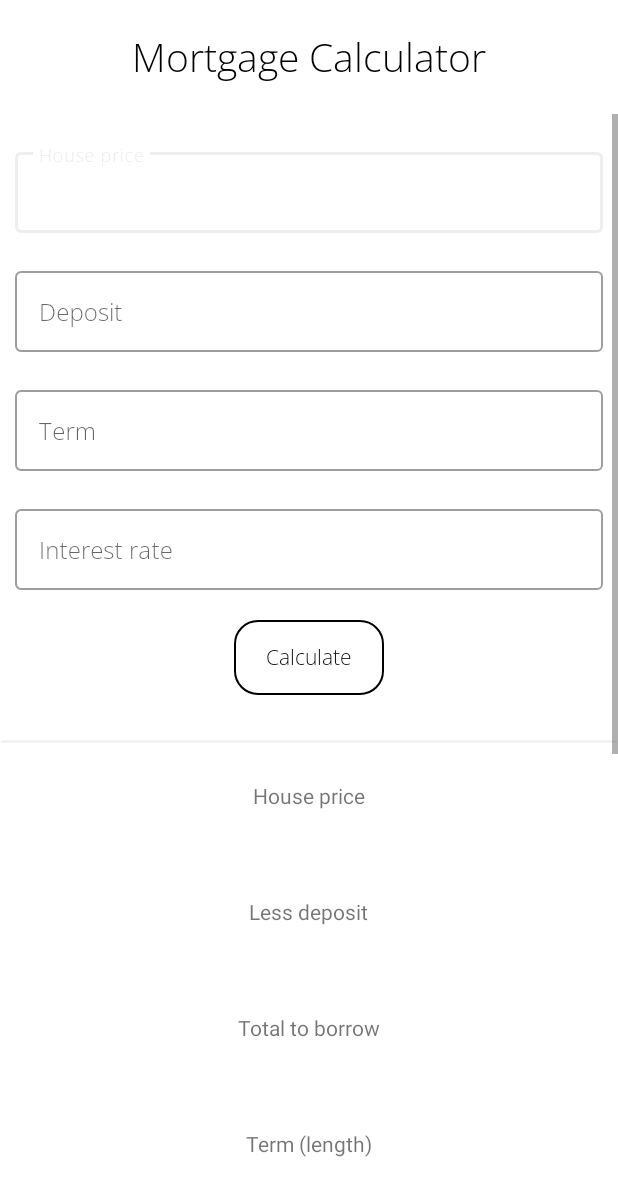
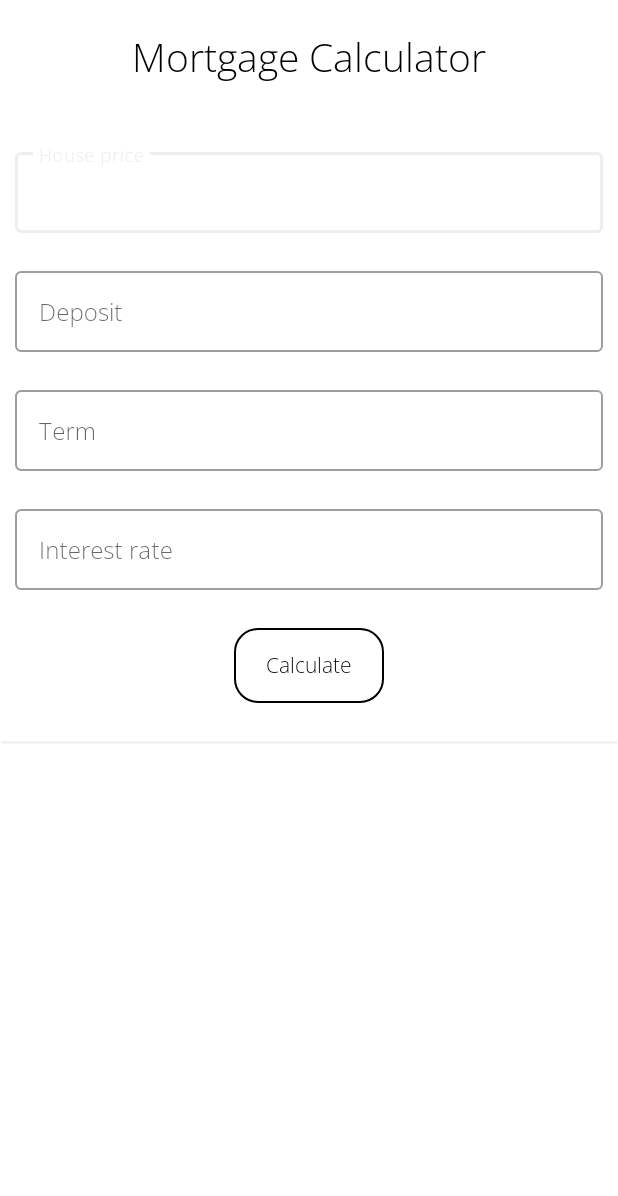
Before and after one commit to btcwojak/calculat, an Android app: the MortgageCalculator screen opened directly, with no data from a screen before it, on a phone screen of 412 x 824 dp. Shown: the top 1196 px of the screen. Run offline under Robolectric (Android 15) with nearby library versions, the light colour scheme and no system bars; libraries missing offline, so code that uses them is left out: com.github.mikephil.charting; plain views replace LineChart.

Commit message:
Improved UI in activity_mortgage_calculator.xml

```diff
--- a/app/src/main/java/com/spudg/kalk/MortgageCalculator.kt
+++ b/app/src/main/java/com/spudg/kalk/MortgageCalculator.kt
@@ -3,6 +3,7 @@ package com.spudg.kalk
 import androidx.appcompat.app.AppCompatActivity
 import android.os.Bundle
 import android.util.Log
+import android.view.View
 import androidx.core.content.res.ResourcesCompat
 import com.github.mikephil.charting.charts.BarChart
 import com.github.mikephil.charting.charts.LineChart
@@ -27,6 +28,8 @@ class MortgageCalculator : AppCompatActivity() {
 
         val gbpFormatter: NumberFormat = DecimalFormat("£#,##0.00")
         val percentFormatter: NumberFormat = DecimalFormat("#,##0.00%")
+
+        bindingMortCalc.calcResultsLayout.visibility = View.GONE
 
         bindingMortCalc.btnCalculate.setOnClickListener {
 
@@ -91,6 +94,7 @@ class MortgageCalculator : AppCompatActivity() {
             chartLine.data = dataLine
         }
 
+        dataLine.setDrawValues(false)
 
         chartLine.animateY(800)
         chartLine.setNoDataText("No data yet.")
@@ -122,7 +126,7 @@ class MortgageCalculator : AppCompatActivity() {
 
         chartLine.invalidate()
 
-
+        bindingMortCalc.calcResultsLayout.visibility = View.VISIBLE
 
     }
 
--- a/app/src/main/res/layout/activity_mortgage_calculator.xml
+++ b/app/src/main/res/layout/activity_mortgage_calculator.xml
@@ -27,7 +27,7 @@
         <LinearLayout
             android:orientation="vertical"
             android:layout_width="match_parent"
-            android:layout_height="match_parent">
+            android:layout_height="wrap_content">
 
     <com.google.android.material.textfield.TextInputLayout
         android:id="@+id/etLayoutHousePrice"
@@ -119,7 +119,7 @@
         android:layout_height="50dp"
         android:text="Calculate"
         android:layout_gravity="center"
-        android:layout_marginTop="20dp"
+        android:layout_marginTop="25dp"
         android:layout_marginBottom="20dp"
         android:fontFamily="@font/open_sans_light"
         android:foreground="?attr/selectableItemBackground"
@@ -130,15 +130,21 @@
         <ImageView
             android:layout_width="match_parent"
             android:layout_marginBottom="25dp"
-            android:layout_marginTop="10dp"
+            android:layout_marginTop="5dp"
             android:layout_height="2dp"
             android:background="@drawable/divider" />
 
+            <LinearLayout
+                android:id="@+id/calcResultsLayout"
+                android:layout_width="match_parent"
+                android:layout_height="wrap_content"
+                android:orientation="vertical">
 
                 <TextView
                     android:layout_width="wrap_content"
                     android:layout_height="wrap_content"
                     android:layout_gravity="center_horizontal"
+                    android:fontFamily="@font/open_sans_light"
                     android:text="House price" />
 
                 <TextView
@@ -147,6 +153,7 @@
                     android:layout_height="wrap_content"
                     android:textSize="24sp"
                     android:layout_gravity="center_horizontal"
+                    android:fontFamily="@font/open_sans_light"
                     tools:text = "£500,000" />
 
             <TextView
@@ -154,6 +161,7 @@
                 android:layout_height="wrap_content"
                 android:layout_marginTop="25dp"
                 android:layout_gravity="center_horizontal"
+                android:fontFamily="@font/open_sans_light"
                 android:text="Less deposit" />
 
             <TextView
@@ -161,6 +169,7 @@
                 android:layout_width="wrap_content"
                 android:layout_height="wrap_content"
                 android:textSize="24sp"
+                android:fontFamily="@font/open_sans_light"
                 android:layout_gravity="center_horizontal"
                 tools:text = "(£30,000)" />
 
@@ -168,6 +177,7 @@
                 android:layout_width="wrap_content"
                 android:layout_height="wrap_content"
                 android:layout_marginTop="25dp"
+                android:fontFamily="@font/open_sans_light"
                 android:layout_gravity="center_horizontal"
                 android:text="Total to borrow" />
 
@@ -177,18 +187,21 @@
                 android:layout_height="wrap_content"
                 android:textSize="24sp"
                 android:layout_gravity="center_horizontal"
+                android:fontFamily="@font/open_sans_light"
                 tools:text = "£470,000" />
 
             <TextView
                 android:layout_width="wrap_content"
                 android:layout_height="wrap_content"
                 android:layout_marginTop="25dp"
+                android:fontFamily="@font/open_sans_light"
                 android:layout_gravity="center_horizontal"
                 android:text="Term (length)" />
 
             <TextView
                 android:id="@+id/term"
                 android:layout_width="wrap_content"
+                android:fontFamily="@font/open_sans_light"
                 android:layout_height="wrap_content"
                 android:textSize="24sp"
                 android:layout_gravity="center_horizontal"
@@ -197,6 +210,7 @@
             <TextView
                 android:layout_width="wrap_content"
                 android:layout_height="wrap_content"
+                android:fontFamily="@font/open_sans_light"
                 android:layout_marginTop="25dp"
                 android:layout_gravity="center_horizontal"
                 android:text="Interest rate" />
@@ -205,6 +219,7 @@
                 android:id="@+id/interestRate"
                 android:layout_width="wrap_content"
                 android:layout_height="wrap_content"
+                android:fontFamily="@font/open_sans_light"
                 android:textSize="24sp"
                 android:layout_gravity="center_horizontal"
                 tools:text = "2.15%" />
@@ -212,6 +227,7 @@
             <TextView
                 android:layout_width="wrap_content"
                 android:layout_height="wrap_content"
+                android:fontFamily="@font/open_sans_light"
                 android:layout_marginTop="25dp"
                 android:layout_gravity="center_horizontal"
                 android:text="Total interest to pay" />
@@ -222,10 +238,12 @@
                 android:layout_height="wrap_content"
                 android:textSize="24sp"
                 android:layout_gravity="center_horizontal"
+                android:fontFamily="@font/open_sans_light"
                 tools:text = "£57,928" />
 
             <TextView
                 android:layout_width="wrap_content"
+                android:fontFamily="@font/open_sans_light"
                 android:layout_height="wrap_content"
                 android:layout_marginTop="25dp"
                 android:layout_gravity="center_horizontal"
@@ -236,14 +254,28 @@
                 android:layout_width="wrap_content"
                 android:layout_height="wrap_content"
                 android:textSize="24sp"
+                android:fontFamily="@font/open_sans_light"
                 android:layout_gravity="center_horizontal"
-                android:layout_marginBottom="50dp"
+                android:layout_marginBottom="40dp"
                 tools:text = "£1,128" />
+
+                <TextView
+                    android:layout_width="match_parent"
+                    android:layout_height="wrap_content"
+                    android:textSize="20sp"
+                    android:gravity="center_horizontal"
+                    android:fontFamily="@font/open_sans_light"
+                    android:text="Mortgage balance over term"/>
 
             <com.github.mikephil.charting.charts.LineChart
                 android:id="@+id/leftToPayLineChart"
                 android:layout_width="match_parent"
+                android:layout_marginBottom="50dp"
+                android:layout_marginLeft="10dp"
+                android:layout_marginRight="10dp"
                 android:layout_height="300dp" />
+
+            </LinearLayout>
 
         </LinearLayout>
 
```
